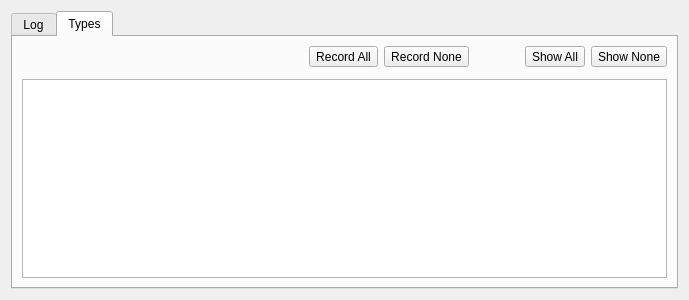
The window that plugins/eventmonitor/eventmonitorwidget.ui (KDAB/GammaRay) describes before a commit, drawn with Qt 5.
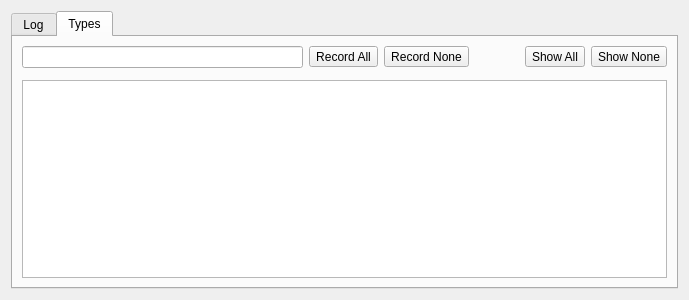
The same window after the commit. The open tabs and pages were chosen to show the change. Custom widgets are drawn as their Qt base class.

Commit message: Add search line for event type list

The edit to the form file:
```diff
--- a/plugins/eventmonitor/eventmonitorwidget.ui
+++ b/plugins/eventmonitor/eventmonitorwidget.ui
@@ -104,17 +104,7 @@
             <number>6</number>
            </property>
            <item>
-            <spacer name="horizontalSpacer">
-             <property name="orientation">
-              <enum>Qt::Horizontal</enum>
-             </property>
-             <property name="sizeHint" stdset="0">
-              <size>
-               <width>40</width>
-               <height>20</height>
-              </size>
-             </property>
-            </spacer>
+            <widget class="QLineEdit" name="typeSearchLine"/>
            </item>
            <item>
             <widget class="QToolButton" name="recordAllButton">
@@ -131,7 +121,7 @@
             </widget>
            </item>
            <item>
-            <spacer name="horizontalSpacer">
+            <spacer name="horizontalSpacer2">
              <property name="orientation">
               <enum>Qt::Horizontal</enum>
              </property>
```
The commit also changes 1 other file.
